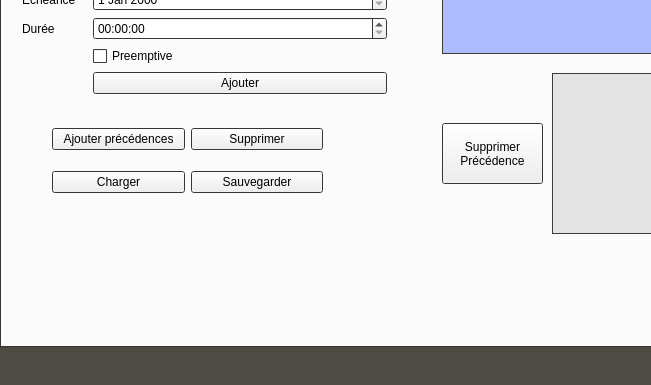
Above: ProjectCalendar/mainwindow.ui from pzins/ProjectCalendar_LO21 before the change; both pictures show x 0 to 651 and y 383 to 768 of the 1366 by 768 pixel window. Below: the same form after it.
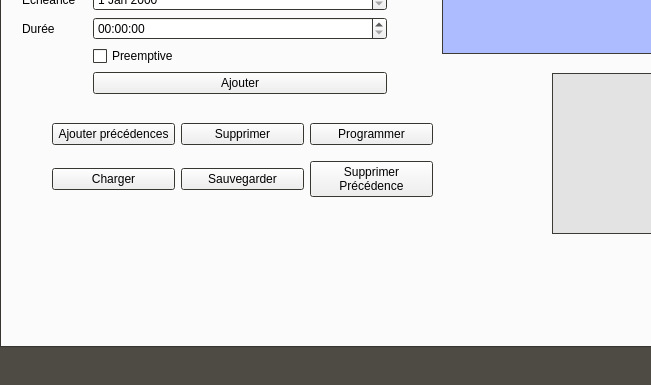
That is the form after the change. The open tabs and pages were chosen to show the change. Icons and pictures are not drawn.

Patch:
```diff
--- a/ProjectCalendar/mainwindow.ui
+++ b/ProjectCalendar/mainwindow.ui
@@ -331,7 +331,7 @@
        <rect>
         <x>50</x>
         <y>460</y>
-        <width>271</width>
+        <width>381</width>
         <height>95</height>
        </rect>
       </property>
@@ -364,6 +364,21 @@
          </property>
         </widget>
        </item>
+       <item row="1" column="2">
+        <widget class="QPushButton" name="supprimer_precedence">
+         <property name="text">
+          <string>Supprimer 
+Précédence</string>
+         </property>
+        </widget>
+       </item>
+       <item row="0" column="2">
+        <widget class="QPushButton" name="programmer">
+         <property name="text">
+          <string>Programmer</string>
+         </property>
+        </widget>
+       </item>
       </layout>
      </widget>
      <widget class="QTextBrowser" name="info">
@@ -863,20 +878,6 @@
        </palette>
       </property>
      </widget>
-     <widget class="QPushButton" name="supprimer_precedence">
-      <property name="geometry">
-       <rect>
-        <x>440</x>
-        <y>470</y>
-        <width>101</width>
-        <height>61</height>
-       </rect>
-      </property>
-      <property name="text">
-       <string>Supprimer 
-Précédence</string>
-      </property>
-     </widget>
     </widget>
     <widget class="QWidget" name="Agenda">
      <attribute name="title">
```
Left out of the diff: 2 changed lines with no effect on the pictures.
